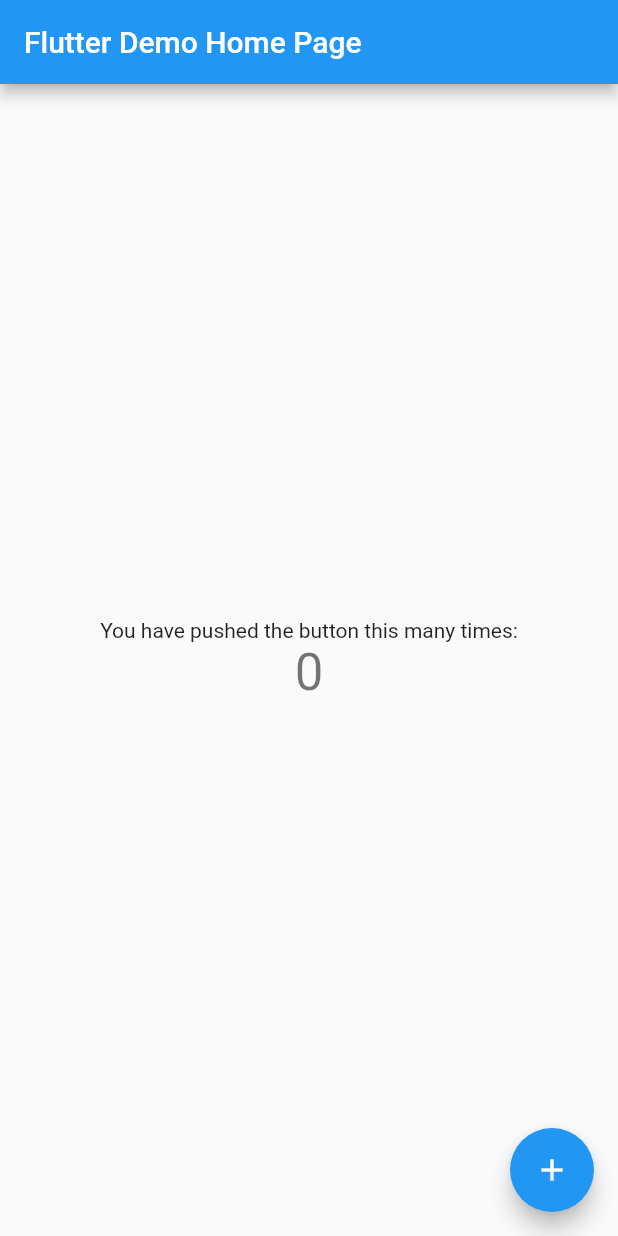
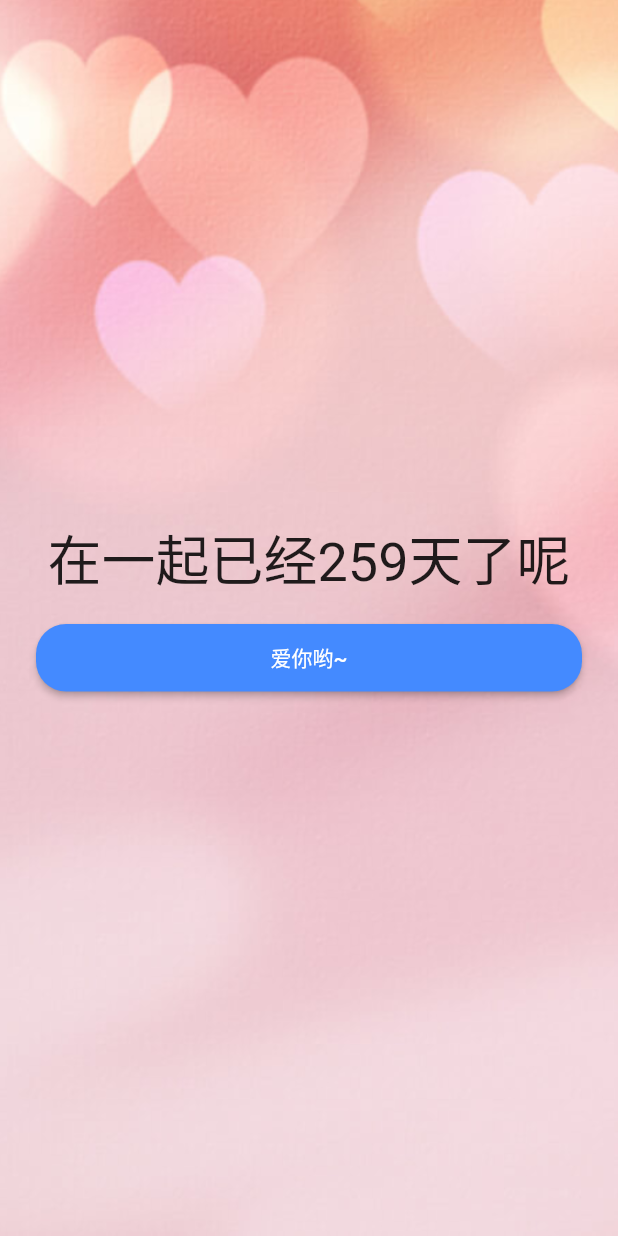
Before and after one commit to BigtoC/hnotes, a Flutter app: the screen it shows after launch, on a phone screen of 412 x 824 dp. Run offline on Flutter 3.47's test engine with Material 2 defaults, Android fonts, the light colour scheme and no system bars.

Commit message:
Add splash page show days count

```diff
--- /dev/null
+++ b/lib/HomePage/home_ui.dart
@@ -0,0 +1,86 @@
+import 'package:flutter/material.dart';
+
+class MyHomePage extends StatefulWidget {
+  MyHomePage({Key key, this.title}) : super(key: key);
+
+  // This widget is the home page of your application. It is stateful, meaning
+  // that it has a State object (defined below) that contains fields that affect
+  // how it looks.
+
+  // This class is the configuration for the state. It holds the values (in this
+  // case the title) provided by the parent (in this case the App widget) and
+  // used by the build method of the State. Fields in a Widget subclass are
+  // always marked "final".
+
+  final String title;
+
+  @override
+  _MyHomePageState createState() => _MyHomePageState();
+}
+
+class _MyHomePageState extends State<MyHomePage> {
+  int _counter = 0;
+
+  void _incrementCounter() {
+    setState(() {
+      // This call to setState tells the Flutter framework that something has
+      // changed in this State, which causes it to rerun the build method below
+      // so that the display can reflect the updated values. If we changed
+      // _counter without calling setState(), then the build method would not be
+      // called again, and so nothing would appear to happen.
+      _counter++;
+    });
+  }
+
+  @override
+  Widget build(BuildContext context) {
+    // This method is rerun every time setState is called, for instance as done
+    // by the _incrementCounter method above.
+    //
+    // The Flutter framework has been optimized to make rerunning build methods
+    // fast, so that you can just rebuild anything that needs updating rather
+    // than having to individually change instances of widgets.
+    return Scaffold(
+      appBar: AppBar(
+        // Here we take the value from the MyHomePage object that was created by
+        // the App.build method, and use it to set our appbar title.
+        title: Text(widget.title),
+      ),
+      body: Center(
+        // Center is a layout widget. It takes a single child and positions it
+        // in the middle of the parent.
+        child: Column(
+          // Column is also a layout widget. It takes a list of children and
+          // arranges them vertically. By default, it sizes itself to fit its
+          // children horizontally, and tries to be as tall as its parent.
+          //
+          // Invoke "debug painting" (press "p" in the console, choose the
+          // "Toggle Debug Paint" action from the Flutter Inspector in Android
+          // Studio, or the "Toggle Debug Paint" command in Visual Studio Code)
+          // to see the wireframe for each widget.
+          //
+          // Column has various properties to control how it sizes itself and
+          // how it positions its children. Here we use mainAxisAlignment to
+          // center the children vertically; the main axis here is the vertical
+          // axis because Columns are vertical (the cross axis would be
+          // horizontal).
+          mainAxisAlignment: MainAxisAlignment.center,
+          children: <Widget>[
+            Text(
+              'You have pushed the button this many times:',
+            ),
+            Text(
+              '$_counter',
+              style: Theme.of(context).textTheme.headline4,
+            ),
+          ],
+        ),
+      ),
+      floatingActionButton: FloatingActionButton(
+        onPressed: _incrementCounter,
+        tooltip: 'Increment',
+        child: Icon(Icons.add),
+      ), // This trailing comma makes auto-formatting nicer for build methods.
+    );
+  }
+}
--- /dev/null
+++ b/lib/SplashScreen/CountDayModel.dart
@@ -0,0 +1,8 @@
+class CountDayModel {
+
+  static final startDate = DateTime(2019, DateTime.august, 31);
+  static final today = DateTime.now();
+  static final daysSince = today.difference(startDate).inDays;
+
+  int get days => daysSince;
+}
--- /dev/null
+++ b/lib/SplashScreen/days_since.dart
@@ -0,0 +1,83 @@
+import 'package:flutter/material.dart';
+import 'package:hdiary/HomePage/home_ui.dart';
+import 'package:hdiary/SplashScreen/CountDayModel.dart';
+
+class DaySince extends StatefulWidget {
+  @override
+  _DaySince createState() => new _DaySince();
+}
+
+class _DaySince extends State<DaySince> {
+  static int daySince = CountDayModel.daysSince;
+  @override
+  void initState() {
+    super.initState();
+  }
+
+  @override
+  void dispose() {
+    super.dispose();
+  }
+
+  Widget showDays() {
+    return Center(
+      child: Text(
+        "在一起已经${daySince.toString()}天了呢",
+        style: TextStyle(
+          fontSize: 36,
+        ),
+      ),
+    );
+  }
+
+  Widget loveUBtn() {
+    return Padding(
+      padding: EdgeInsets.symmetric(vertical: 16.0),
+      child: RaisedButton(
+        shape: RoundedRectangleBorder(
+          borderRadius: BorderRadius.circular(20),
+        ),
+        onPressed: () {
+          Route route = MaterialPageRoute(
+            builder: (context) => MyHomePage(title: "更多功能敬请期待！"),
+            settings: RouteSettings(name: '/homePage'),
+          );
+          Navigator.push(context, route);
+        },
+        padding: EdgeInsets.all(12),
+        color: Colors.blueAccent,
+        child: Text(
+          '爱你哟~',
+          style: TextStyle(color: Colors.white)
+        ),
+      ),
+    );
+  }
+
+  @override
+  Widget build(BuildContext context) {
+    return new Scaffold(
+      body: Stack(
+        children: <Widget>[
+          Center(
+            child: new Image.asset(
+              'assets/Images/splash-bg.png',
+              fit: BoxFit.cover,
+              height: 2000,
+            ),
+          ),
+          Center(
+            child: ListView(
+              shrinkWrap: true,
+              padding: EdgeInsets.only(left: 24.0, right: 24.0),
+              children: <Widget>[
+                showDays(),
+                loveUBtn()
+              ],
+            ),
+          )
+        ],
+      ),
+    );
+  }
+}
--- a/lib/main.dart
+++ b/lib/main.dart
@@ -1,4 +1,5 @@
 import 'package:flutter/material.dart';
+import 'package:hdiary/SplashScreen/days_since.dart';
 
 void main() {
   runApp(MyApp());
@@ -9,6 +10,7 @@
   @override
   Widget build(BuildContext context) {
     return MaterialApp(
+      debugShowCheckedModeBanner: false,
       title: 'Flutter Demo',
       theme: ThemeData(
         // This is the theme of your application.
@@ -26,92 +28,7 @@
         // closer together (more dense) than on mobile platforms.
         visualDensity: VisualDensity.adaptivePlatformDensity,
       ),
-      home: MyHomePage(title: 'Flutter Demo Home Page'),
+      home: DaySince(),
     );
   }
 }
-
-class MyHomePage extends StatefulWidget {
-  MyHomePage({Key key, this.title}) : super(key: key);
-
-  // This widget is the home page of your application. It is stateful, meaning
-  // that it has a State object (defined below) that contains fields that affect
-  // how it looks.
-
-  // This class is the configuration for the state. It holds the values (in this
-  // case the title) provided by the parent (in this case the App widget) and
-  // used by the build method of the State. Fields in a Widget subclass are
-  // always marked "final".
-
-  final String title;
-
-  @override
-  _MyHomePageState createState() => _MyHomePageState();
-}
-
-class _MyHomePageState extends State<MyHomePage> {
-  int _counter = 0;
-
-  void _incrementCounter() {
-    setState(() {
-      // This call to setState tells the Flutter framework that something has
-      // changed in this State, which causes it to rerun the build method below
-      // so that the display can reflect the updated values. If we changed
-      // _counter without calling setState(), then the build method would not be
-      // called again, and so nothing would appear to happen.
-      _counter++;
-    });
-  }
-
-  @override
-  Widget build(BuildContext context) {
-    // This method is rerun every time setState is called, for instance as done
-    // by the _incrementCounter method above.
-    //
-    // The Flutter framework has been optimized to make rerunning build methods
-    // fast, so that you can just rebuild anything that needs updating rather
-    // than having to individually change instances of widgets.
-    return Scaffold(
-      appBar: AppBar(
-        // Here we take the value from the MyHomePage object that was created by
-        // the App.build method, and use it to set our appbar title.
-        title: Text(widget.title),
-      ),
-      body: Center(
-        // Center is a layout widget. It takes a single child and positions it
-        // in the middle of the parent.
-        child: Column(
-          // Column is also a layout widget. It takes a list of children and
-          // arranges them vertically. By default, it sizes itself to fit its
-          // children horizontally, and tries to be as tall as its parent.
-          //
-          // Invoke "debug painting" (press "p" in the console, choose the
-          // "Toggle Debug Paint" action from the Flutter Inspector in Android
-          // Studio, or the "Toggle Debug Paint" command in Visual Studio Code)
-          // to see the wireframe for each widget.
-          //
-          // Column has various properties to control how it sizes itself and
-          // how it positions its children. Here we use mainAxisAlignment to
-          // center the children vertically; the main axis here is the vertical
-          // axis because Columns are vertical (the cross axis would be
-          // horizontal).
-          mainAxisAlignment: MainAxisAlignment.center,
-          children: <Widget>[
-            Text(
-              'You have pushed the button this many times:',
-            ),
-            Text(
-              '$_counter',
-              style: Theme.of(context).textTheme.headline4,
-            ),
-          ],
-        ),
-      ),
-      floatingActionButton: FloatingActionButton(
-        onPressed: _incrementCounter,
-        tooltip: 'Increment',
-        child: Icon(Icons.add),
-      ), // This trailing comma makes auto-formatting nicer for build methods.
-    );
-  }
-}
--- a/pubspec.yaml
+++ b/pubspec.yaml
@@ -25,6 +25,7 @@
     sdk: flutter
 
 
+
   # The following adds the Cupertino Icons font to your application.
   # Use with the CupertinoIcons class for iOS style icons.
   cupertino_icons: ^0.1.3
@@ -43,6 +44,8 @@
   # included with your application, so that you can use the icons in
   # the material Icons class.
   uses-material-design: true
+  assets:
+    - "assets/Images/splash-bg.png"
 
   # To add assets to your application, add an assets section, like this:
   # assets:
```
Also changed, not shown: assets/Images/splash-bg.png (added), lib/SplashScreen/count_day_bloc.dart (added).
